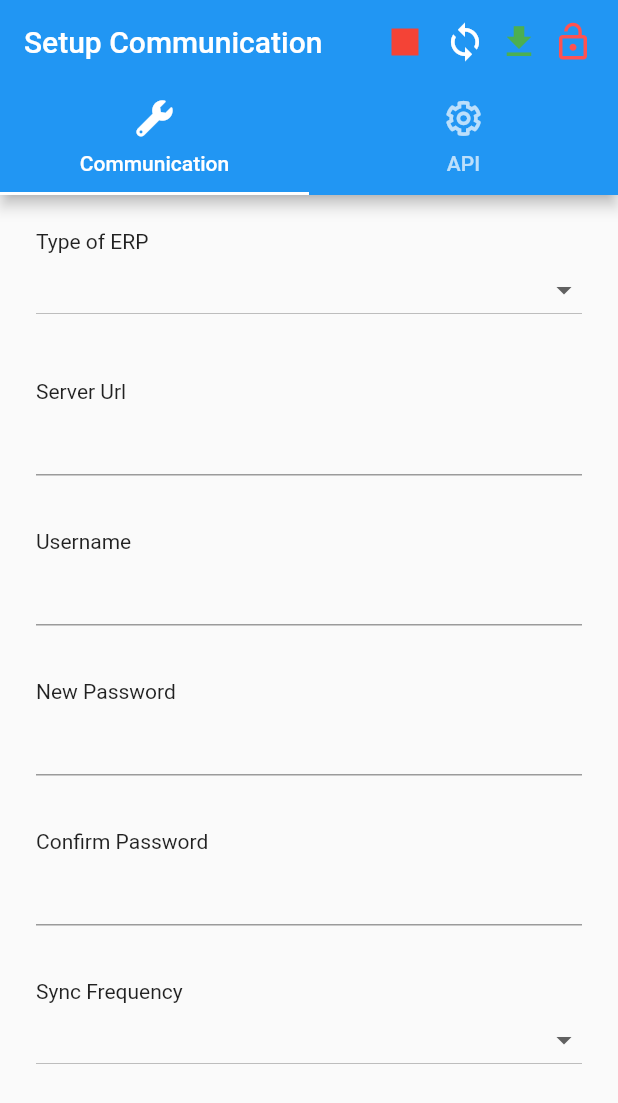
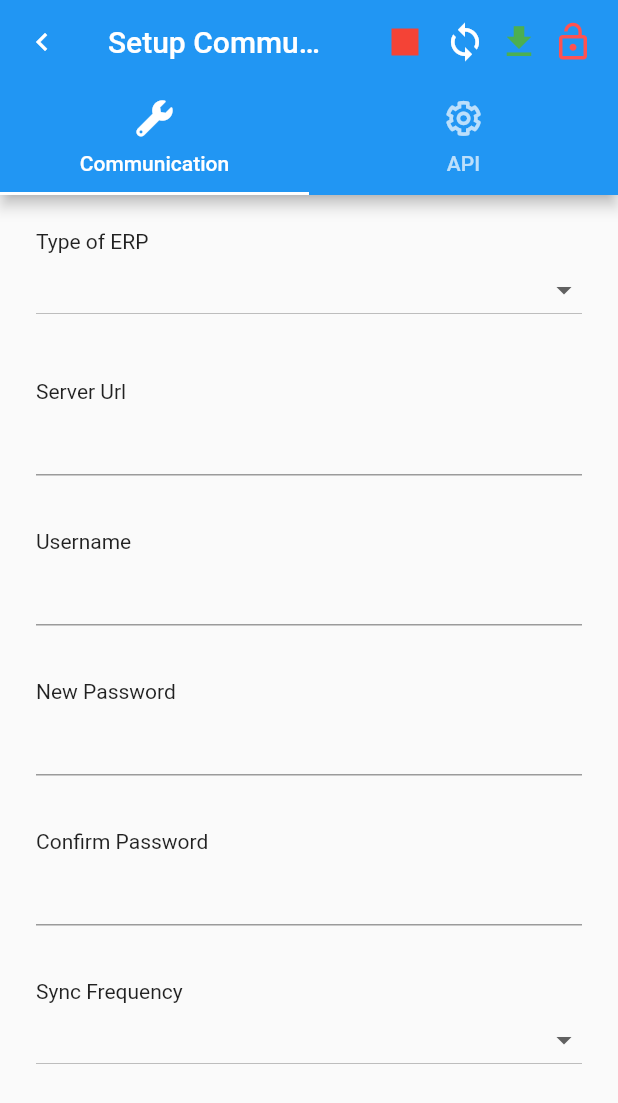
Before and after one commit to jesseframework/j3, a Flutter app: the screen it shows after launch, in the side drawer, after a tap on "Setup Communication", on a phone screen of 412 x 824 dp. Shown: the top 1103 px of the screen. Run offline on Flutter 3.47's test engine with Material 2 defaults, Android fonts, the phone set to English and light mode, and no system bars; our stand-ins replace shared_preferences, sqflite; accounts and stored records are empty.

Commit message:
Add back button in communication page

```diff
--- a/lib/screens/communication/setup_communication.dart
+++ b/lib/screens/communication/setup_communication.dart
@@ -14,6 +14,12 @@ class _SetupCommunicationState extends State<SetupCommunication> {
         length: 2,
         child: Scaffold(
           appBar: AppBar(
+            leading: IconButton(
+              icon: Icon(Icons.chevron_left),
+              onPressed: () {
+                Navigator.pop(context);
+              },
+            ),
             bottom: TabBar(
               tabs: [
                 Tab(
--- a/lib/screens/login/login_screen.dart
+++ b/lib/screens/login/login_screen.dart
@@ -163,10 +163,6 @@ class _LoginScreenState extends State<LoginScreen>
                                           icon: Icon(Icons.home),
                                           alignLabelWithHint: false,
                                           labelText: 'Tenant',
-                                          contentPadding:
-                                              const EdgeInsets.symmetric(
-                                            vertical: 10.0,
-                                          ),
                                         ),
                                         value: selected,
                                         items: ["Host", "Admin", "Guest"]
```
